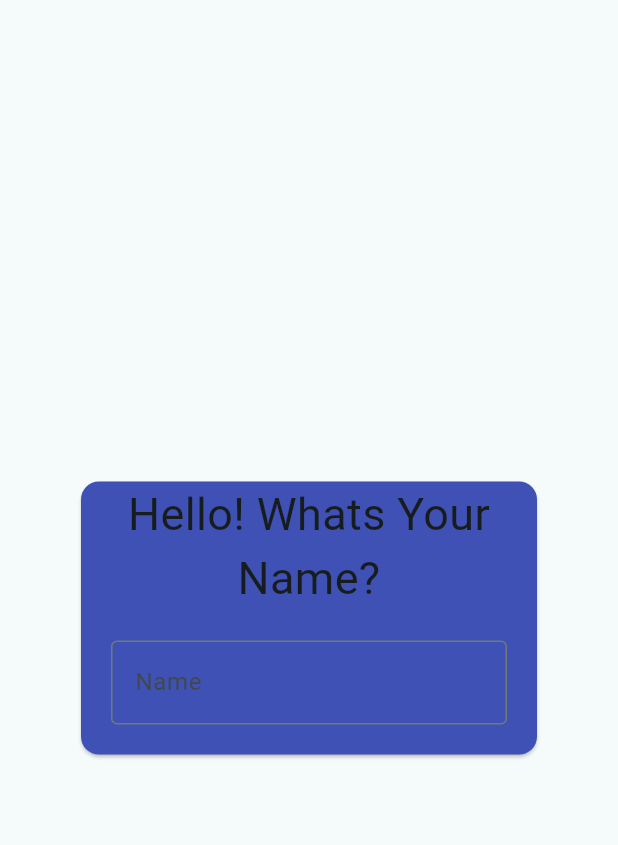
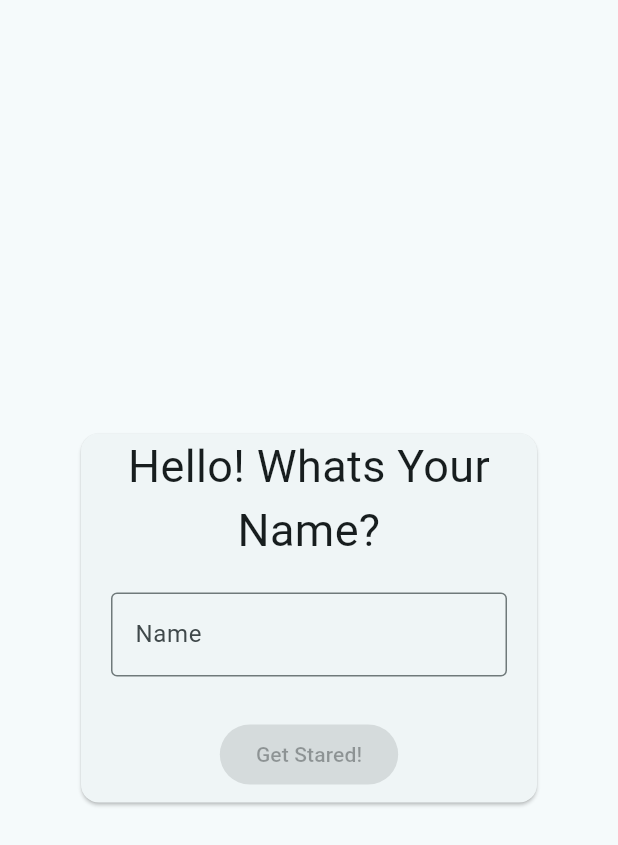
Before and after one commit to jarias356/zodiac_sign_flutter, a Flutter app: the screen it shows after launch, on a phone screen of 412 x 824 dp. Shown: the top 845 px of the screen. Run offline on Flutter 3.47's test engine with Material 3 defaults, Android fonts, the phone set to English and light mode, and no system bars; our stand-ins replace floor, get, shared_preferences, sqflite; accounts and stored records are empty; generated files the repository leaves out were written again.

Commit message:
se añade el boton de get stared al login

```diff
--- a/lib/ui/login/login_screen.dart
+++ b/lib/ui/login/login_screen.dart
@@ -16,29 +16,40 @@ class LoginScreen extends StatelessWidget {
     return const SafeArea(
       child: Scaffold(
         body: Center(
-            child: Center(
-                child: Padding(
+            child:
+            Center(
+                child:
+                Padding(
                   padding: EdgeInsets.all(50),
-                    child: Card(
-                      color: Colors.indigo,
-                        child: Column(
+                    child:
+                    Card(
+                        borderOnForeground: false,
+                        child:
+                        Column(
                         mainAxisSize: MainAxisSize.min,
-                          children:[
-                        Text(
+                          children:<Widget>[
+                          Text(
                             txtPrincipalLogin,
                             style: TextStyle(fontSize: 30),
                           textAlign: TextAlign.center,
                         ),
-                        Padding(
+                          Padding(
                           padding: EdgeInsets.all(20),
-                          child: TextField(
+                            child: TextField(
                             decoration: InputDecoration(
                               border: OutlineInputBorder(),
                                 labelText: name
                             ),
                           ),
                         ),
-                      ],
+                          Padding(
+                            padding: EdgeInsets.all(8.0),
+                            child:
+                            FilledButton(
+                                onPressed: null,
+                                child: Text(txtGetStared)),
+                          ),
+                          ],
                     ),
                   ),
                 )
--- a/lib/utils/constants.dart
+++ b/lib/utils/constants.dart
@@ -5,3 +5,4 @@ const dbVersion = 1;
 const txtPrincipalLogin = 'Hello! Whats Your Name?';
 
 const name = 'Name';
+const txtGetStared = 'Get Stared!';
```
